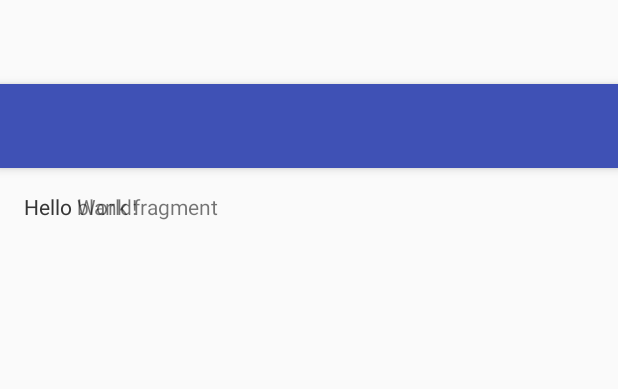
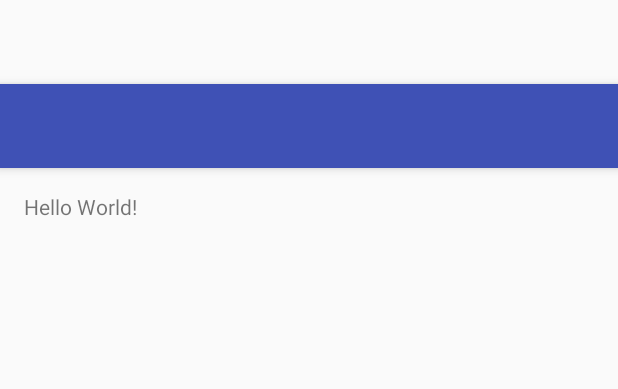
Before and after one commit to iglin/Lab1-UI, an Android app: the layout app_bar_main.xml on its own in the app's theme, with its tools: preview values and no code run, on a phone screen of 412 x 824 dp. Shown: the top 389 px of the screen. Run offline under Robolectric (Android 15) with nearby library versions, the phone set to English and light mode, and no system bars.

Commit message:
revert fragment creation

```diff
--- a/app/build.gradle
+++ b/app/build.gradle
@@ -21,8 +21,7 @@ android {
 
 dependencies {
     compile fileTree(dir: 'libs', include: ['*.jar'])
+    testCompile 'junit:junit:4.12'
     compile 'com.android.support:appcompat-v7:24.2.1'
     compile 'com.android.support:design:24.2.1'
-    compile 'com.android.support:support-v4:24.2.1'
-    testCompile 'junit:junit:4.12'
 }
--- a/app/src/main/res/layout/content_main.xml
+++ b/app/src/main/res/layout/content_main.xml
@@ -13,12 +13,7 @@
     tools:showIn="@layout/app_bar_main">
 
     <TextView
-        android:layout_width="match_parent"
+        android:layout_width="wrap_content"
         android:layout_height="wrap_content"
-        android:layout_weight="1"
         android:text="Hello World!" />
-
-
-    <include layout="@layout/fragment_new_note" />
-
 </RelativeLayout>
--- a/app/src/main/res/layout/fragment_new_note.xml
+++ /dev/null
@@ -1,13 +0,0 @@
-<FrameLayout xmlns:android="http://schemas.android.com/apk/res/android"
-    xmlns:tools="http://schemas.android.com/tools"
-    android:layout_width="match_parent"
-    android:layout_height="match_parent"
-    tools:context=".fragments.NewNoteFragment">
-
-    <!-- TODO: Update blank fragment layout -->
-    <TextView
-        android:layout_width="match_parent"
-        android:layout_height="match_parent"
-        android:text="@string/hello_blank_fragment" />
-
-</FrameLayout>
--- a/app/src/main/res/values/strings.xml
+++ b/app/src/main/res/values/strings.xml
@@ -10,7 +10,4 @@
     <string name="action_about">About</string>
     <string name="action_buy">Buy</string>
     <string name="action_exit">Exit</string>
-
-    <!-- TODO: Remove or change this placeholder text -->
-    <string name="hello_blank_fragment">Hello blank fragment</string>
 </resources>
```
Also changed, not shown: app/src/main/java/com/example/alexander/lab1_ui/MainActivity.java (+1 -9 lines), app/src/main/java/com/example/alexander/lab1_ui/fragments/NewNoteFragment.java (deleted, +0 -109 lines).
